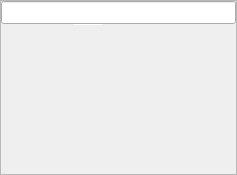
Before: the Qt Designer form oom/widgets/trackheaderbase.ui in ccherrett/oom, drawn with Qt 5.
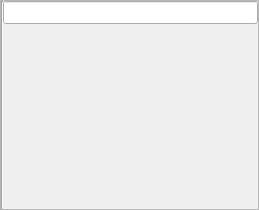
After: the same form once the commit is applied.

Commit message: Track color line, left

The edit to the form file:
```diff
--- a/oom/widgets/trackheaderbase.ui
+++ b/oom/widgets/trackheaderbase.ui
@@ -6,8 +6,8 @@
    <rect>
     <x>0</x>
     <y>0</y>
-    <width>237</width>
-    <height>175</height>
+    <width>259</width>
+    <height>210</height>
    </rect>
   </property>
   <property name="sizePolicy">
@@ -48,6 +48,35 @@
     <number>0</number>
    </property>
    <item>
+    <layout class="QHBoxLayout" name="horizontalLayout">
+     <property name="spacing">
+      <number>0</number>
+     </property>
+     <item>
+      <widget class="Line" name="m_colorLine">
+       <property name="minimumSize">
+        <size>
+         <width>2</width>
+         <height>0</height>
+        </size>
+       </property>
+       <property name="maximumSize">
+        <size>
+         <width>2</width>
+         <height>16777215</height>
+        </size>
+       </property>
+       <property name="orientation">
+        <enum>Qt::Vertical</enum>
+       </property>
+      </widget>
+     </item>
+     <item>
+      <layout class="QVBoxLayout" name="verticalLayout">
+       <property name="spacing">
+        <number>0</number>
+       </property>
+       <item>
     <layout class="QHBoxLayout" name="m_nameHBox" stretch="0">
      <property name="spacing">
       <number>0</number>
@@ -108,57 +137,6 @@
        <property name="bottomMargin">
         <number>0</number>
        </property>
-       <item>
-        <layout class="QHBoxLayout" name="m_lineBox">
-         <property name="spacing">
-          <number>0</number>
-         </property>
-         <property name="leftMargin">
-          <number>68</number>
-         </property>
-         <property name="topMargin">
-          <number>0</number>
-         </property>
-         <item>
-          <widget class="Line" name="m_colorLine">
-           <property name="sizePolicy">
-            <sizepolicy hsizetype="Fixed" vsizetype="Fixed">
-             <horstretch>0</horstretch>
-             <verstretch>0</verstretch>
-            </sizepolicy>
-           </property>
-           <property name="minimumSize">
-            <size>
-             <width>31</width>
-             <height>1</height>
-            </size>
-           </property>
-           <property name="maximumSize">
-            <size>
-             <width>31</width>
-             <height>1</height>
-            </size>
-           </property>
-           <property name="orientation">
-            <enum>Qt::Horizontal</enum>
-           </property>
-          </widget>
-         </item>
-         <item>
-          <spacer name="m_lineRightSpacer">
-           <property name="orientation">
-            <enum>Qt::Horizontal</enum>
-           </property>
-           <property name="sizeHint" stdset="0">
-            <size>
-             <width>108</width>
-             <height>1</height>
-            </size>
-           </property>
-          </spacer>
-         </item>
-        </layout>
-       </item>
        <item>
         <layout class="QHBoxLayout" name="m_buttonHBox" stretch="0,0,0,0,0,0,0,0">
          <property name="spacing">
@@ -481,6 +459,10 @@
       </size>
      </property>
     </spacer>
+       </item>
+      </layout>
+     </item>
+    </layout>
    </item>
   </layout>
  </widget>
```
Left out of the diff: 2 changed lines with no effect on the pictures. Lines whose indentation alone changed are shown as unchanged.
